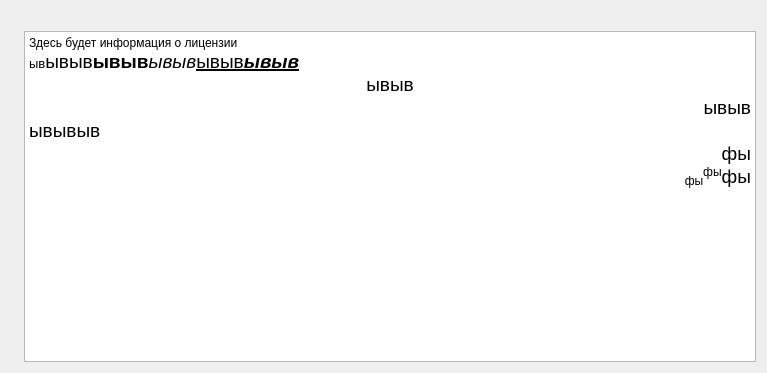
Old version of the form license.ui in the repository Glitcher27/Krivulka.
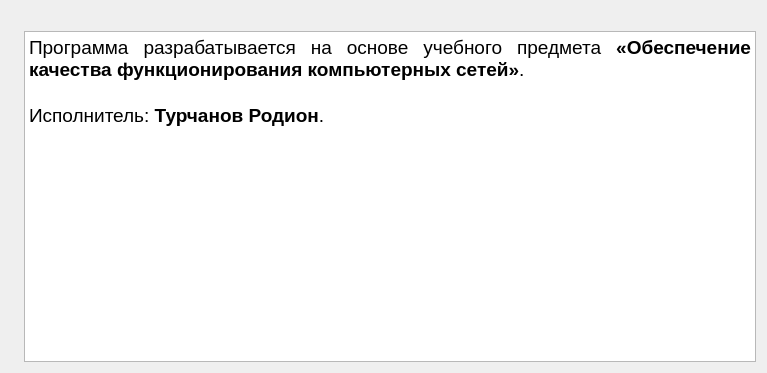
New version of the form. Icons and pictures are not drawn.

Commit message: версияя 0.0.5 - без лицензии и пометки о версии

Diff of the .ui file:
```diff
--- a/license.ui
+++ b/license.ui
@@ -41,13 +41,9 @@
 li.unchecked::marker { content: &quot;\2610&quot;; }
 li.checked::marker { content: &quot;\2612&quot;; }
 &lt;/style&gt;&lt;/head&gt;&lt;body style=&quot; font-family:'Segoe UI Variable Text'; font-size:9pt; font-weight:400; font-style:normal;&quot;&gt;
-&lt;p style=&quot; margin-top:0px; margin-bottom:0px; margin-left:0px; margin-right:0px; -qt-block-indent:0; text-indent:0px;&quot;&gt;Здесь будет информация о лицензии&lt;/p&gt;
-&lt;p style=&quot; margin-top:0px; margin-bottom:0px; margin-left:0px; margin-right:0px; -qt-block-indent:0; text-indent:0px;&quot;&gt;&lt;span style=&quot; font-size:10pt;&quot;&gt;ыв&lt;/span&gt;&lt;span style=&quot; font-size:14pt;&quot;&gt;ывыв&lt;/span&gt;&lt;span style=&quot; font-size:14pt; font-weight:700;&quot;&gt;ывыв&lt;/span&gt;&lt;span style=&quot; font-size:14pt; font-style:italic;&quot;&gt;ывыв&lt;/span&gt;&lt;span style=&quot; font-size:14pt; text-decoration: underline;&quot;&gt;ывыв&lt;/span&gt;&lt;span style=&quot; font-size:14pt; font-weight:700; font-style:italic; text-decoration: underline;&quot;&gt;ывыв&lt;/span&gt;&lt;/p&gt;
-&lt;p align=&quot;center&quot; style=&quot; margin-top:0px; margin-bottom:0px; margin-left:0px; margin-right:0px; -qt-block-indent:0; text-indent:0px;&quot;&gt;&lt;span style=&quot; font-size:14pt;&quot;&gt;ывыв&lt;/span&gt;&lt;/p&gt;
-&lt;p align=&quot;right&quot; style=&quot; margin-top:0px; margin-bottom:0px; margin-left:0px; margin-right:0px; -qt-block-indent:0; text-indent:0px;&quot;&gt;&lt;span style=&quot; font-size:14pt;&quot;&gt;ывыв&lt;/span&gt;&lt;/p&gt;
-&lt;p align=&quot;justify&quot; style=&quot; margin-top:0px; margin-bottom:0px; margin-left:0px; margin-right:0px; -qt-block-indent:0; text-indent:0px;&quot;&gt;&lt;span style=&quot; font-size:14pt;&quot;&gt;ывывыв&lt;/span&gt;&lt;/p&gt;
-&lt;p dir='rtl' style=&quot; margin-top:0px; margin-bottom:0px; margin-left:0px; margin-right:0px; -qt-block-indent:0; text-indent:0px;&quot;&gt;&lt;span style=&quot; font-size:14pt;&quot;&gt;фы&lt;/span&gt;&lt;/p&gt;
-&lt;p dir='rtl' style=&quot; margin-top:0px; margin-bottom:0px; margin-left:0px; margin-right:0px; -qt-block-indent:0; text-indent:0px;&quot;&gt;&lt;span style=&quot; font-size:14pt; vertical-align:sub;&quot;&gt;фы&lt;/span&gt;&lt;span style=&quot; font-size:14pt; vertical-align:super;&quot;&gt;фы&lt;/span&gt;&lt;span style=&quot; font-size:14pt;&quot;&gt;фы&lt;/span&gt;&lt;/p&gt;&lt;/body&gt;&lt;/html&gt;</string>
+&lt;p align=&quot;justify&quot; style=&quot; margin-top:0px; margin-bottom:0px; margin-left:0px; margin-right:0px; -qt-block-indent:0; text-indent:0px;&quot;&gt;&lt;span style=&quot; font-size:14pt;&quot;&gt;Программа разрабатывается на основе учебного предмета &lt;/span&gt;&lt;span style=&quot; font-size:14pt; font-weight:700;&quot;&gt;«Обеспечение качества функционирования компьютерных сетей»&lt;/span&gt;&lt;span style=&quot; font-size:14pt;&quot;&gt;.&lt;/span&gt;&lt;/p&gt;
+&lt;p style=&quot;-qt-paragraph-type:empty; margin-top:0px; margin-bottom:0px; margin-left:0px; margin-right:0px; -qt-block-indent:0; text-indent:0px; font-size:14pt;&quot;&gt;&lt;br /&gt;&lt;/p&gt;
+&lt;p style=&quot; margin-top:0px; margin-bottom:0px; margin-left:0px; margin-right:0px; -qt-block-indent:0; text-indent:0px;&quot;&gt;&lt;span style=&quot; font-size:14pt;&quot;&gt;Исполнитель: &lt;/span&gt;&lt;span style=&quot; font-size:14pt; font-weight:700;&quot;&gt;Турчанов Родион&lt;/span&gt;&lt;span style=&quot; font-size:14pt;&quot;&gt;.&lt;/span&gt;&lt;/p&gt;&lt;/body&gt;&lt;/html&gt;</string>
      </property>
     </widget>
    </item>
```
The commit also changes 1 other file.
